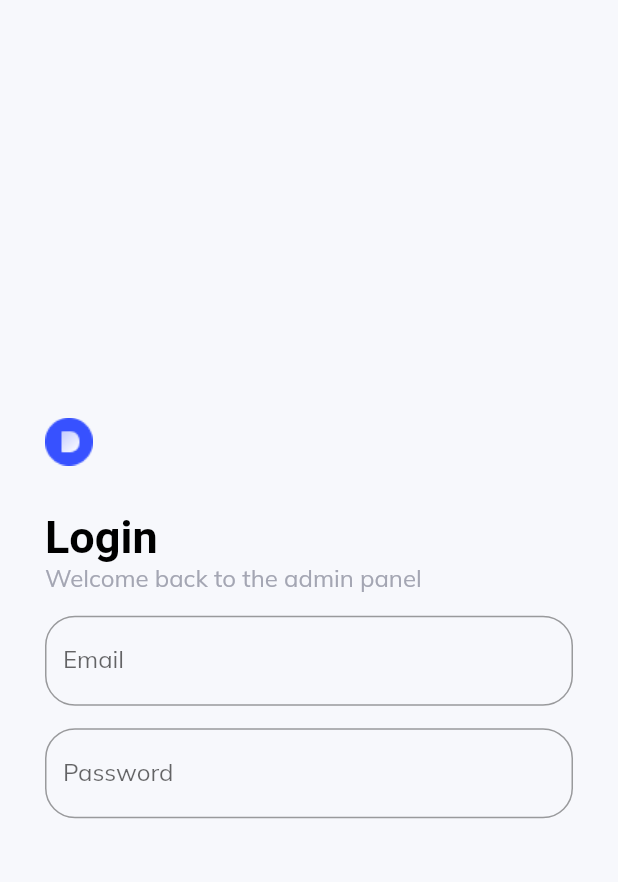
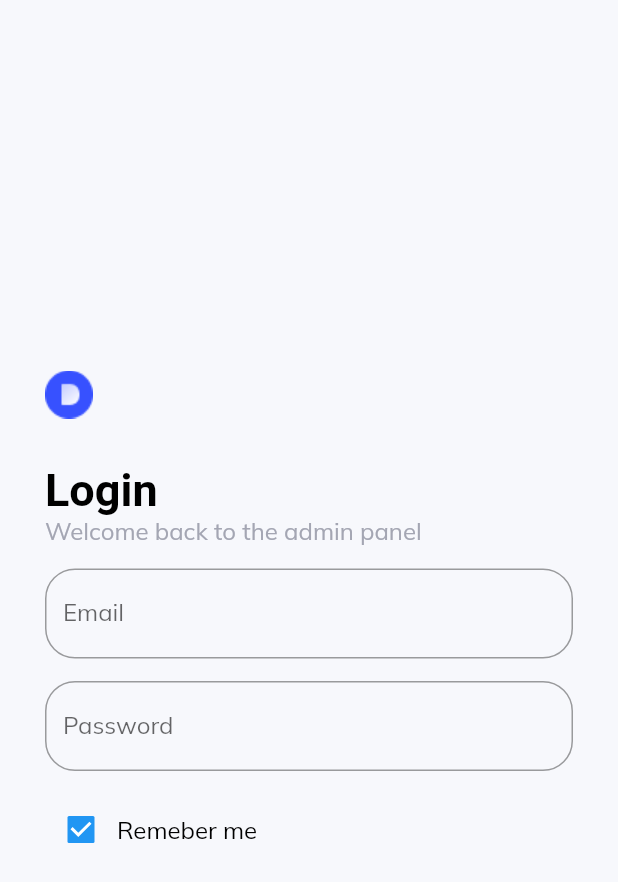
Before and after one commit to ERy03/Flutter-Web-Admin-Page, a Flutter app: the AuthenticationPage widget shown alone on an empty page, opened directly, on a phone screen of 412 x 824 dp. Shown: the top 882 px of the screen. Run offline on Flutter 3.47's test engine with Material 2 defaults, Android fonts, the phone set to English and light mode, and no system bars; our stand-ins replace charts_flutter, data_table_2, get, google_fonts.

Commit message:
remember me

```diff
--- a/lib/pages/authentication/authentication.dart
+++ b/lib/pages/authentication/authentication.dart
@@ -1,5 +1,6 @@
 import 'package:flutter/material.dart';
 import 'package:flutter_web_admin_page/constants/style.dart';
+import 'package:flutter_web_admin_page/helpers/responsiveness.dart';
 import 'package:flutter_web_admin_page/widgets/custom_text.dart';
 import 'package:google_fonts/google_fonts.dart';
 
@@ -75,6 +76,23 @@ class AuthenticationPage extends StatelessWidget {
               ),
             ),
           ),
+
+          const SizedBox(
+            height: 15,
+          ),
+
+          //Remeber me and Forgot Password
+          Row(
+            mainAxisAlignment: MainAxisAlignment.spaceBetween,
+            children: [
+              Row(
+                children: [
+                  Checkbox(value: true, onChanged: (value) {}),
+                  const CustomText(text: "Remeber me"),
+                ],
+              ),
+            ],
+          ),
         ],
       ),
     ));
```
